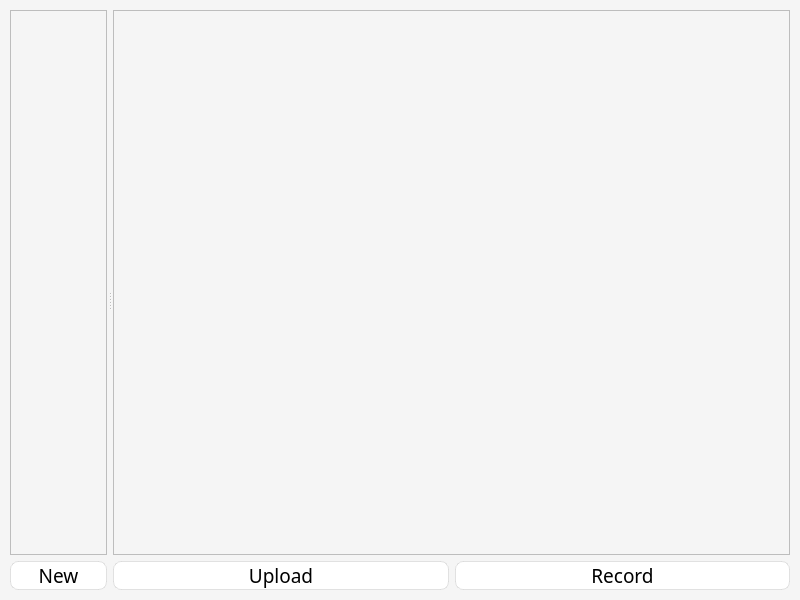
First picture: the form in ui/mainwindow.ui, repository z-huang/Tickscribe, before the edit.
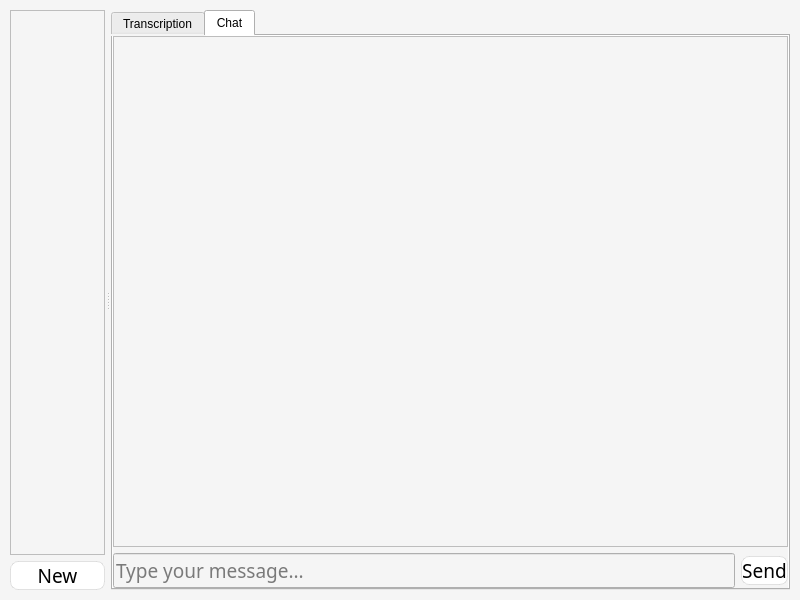
Second picture: the form after the edit. The open tabs and pages were chosen to show the change.

Commit message: feat: add chat tab in UI

```diff
--- a/ui/mainwindow.ui
+++ b/ui/mainwindow.ui
@@ -127,7 +127,7 @@
        </item>
       </layout>
      </widget>
-     <widget class="QWidget" name="rightPane" native="true">
+                    <widget class="QTabWidget" name="rightPane">
       <property name="sizePolicy">
        <sizepolicy hsizetype="Preferred" vsizetype="Preferred">
         <horstretch>7</horstretch>
@@ -140,6 +140,26 @@
         <height>0</height>
        </size>
       </property>
+                        <property name="tabPosition">
+                            <enum>QTabWidget::North</enum>
+                        </property>
+                        <property name="tabShape">
+                            <enum>QTabWidget::Rounded</enum>
+                        </property>
+                        <property name="documentMode">
+                            <bool>false</bool>
+                        </property>
+                        <property name="tabsClosable">
+                            <bool>false</bool>
+                        </property>
+                        <property name="movable">
+                            <bool>false</bool>
+                        </property>
+                        <!-- Transcription Tab -->
+                        <widget class="QWidget" name="tabTranscription">
+                            <attribute name="title">
+                                <string>Transcription</string>
+                            </attribute>
       <layout class="QVBoxLayout" name="verticalLayoutRight">
        <property name="leftMargin">
         <number>0</number>
@@ -255,10 +275,92 @@
        </item>
       </layout>
      </widget>
-    </widget>
-   </item>
-  </layout>
- </widget>
- <resources/>
- <connections/>
+                        <!-- Chat Tab -->
+                        <widget class="QWidget" name="tabChat">
+                            <attribute name="title">
+                                <string>Chat</string>
+                            </attribute>
+                            <layout class="QVBoxLayout" name="verticalLayoutChat">
+                                <property name="leftMargin">
+                                    <number>0</number>
+                                </property>
+                                <property name="topMargin">
+                                    <number>0</number>
+                                </property>
+                                <property name="rightMargin">
+                                    <number>0</number>
+                                </property>
+                                <property name="bottomMargin">
+                                    <number>0</number>
+                                </property>
+                                <item>
+                                    <widget class="QListWidget" name="chatListWidget">
+                                        <property name="font">
+                                            <font>
+                                                <family>Gill Sans</family>
+                                                <pointsize>18</pointsize>
+                                            </font>
+                                        </property>
+                                        <property name="styleSheet">
+                                            <string notr="true">QListWidget{
+                                                color: black
+                                                }</string>
+                                        </property>
+                                    </widget>
+                                </item>
+                                <item>
+                                    <layout class="QHBoxLayout" name="horizontalLayoutChatInput">
+                                        <item>
+                                            <widget class="QLineEdit" name="chatLineEdit">
+                                                <property name="font">
+                                                    <font>
+                                                        <family>Gill Sans</family>
+                                                        <pointsize>14</pointsize>
+                                                    </font>
+                                                </property>
+                                                <property name="placeholderText">
+                                                    <string>Type your message...</string>
+                                                </property>
+                                            </widget>
+                                        </item>
+                                        <item>
+                                            <widget class="QPushButton" name="sendButton">
+                                                <property name="font">
+                                                    <font>
+                                                        <family>Gill Sans</family>
+                                                        <pointsize>14</pointsize>
+                                                    </font>
+                                                </property>
+                                                <property name="styleSheet">
+                                                    <string notr="true">QPushButton{
+                                                        border-radius:8px;
+                                                        background-color:rgb(255, 255, 255);
+                                                        border: 1px solid rgba(200, 200, 200, 128);
+                                                        color: black;
+                                                        }
+
+                                                        QPushButton:Hover{
+                                                        background-color:rgb(250, 250, 250);
+                                                        }
+
+                                                        QPushButton:Pressed{
+                                                        background-color: rgba(200, 200, 200, 128);
+                                                        }</string>
+                                                </property>
+                                                <property name="text">
+                                                    <string>Send</string>
+                                                </property>
+                                            </widget>
+                                        </item>
+                                    </layout>
+                                </item>
+                            </layout>
+                        </widget>
+                    </widget>
+                </widget>
+            </item>
+        </layout>
+    </widget>
+    <resources />
+    <connections />
 </ui>
```
Left out of the diff: 148 changed lines with no effect on the pictures. Lines whose indentation alone changed are shown as unchanged.
